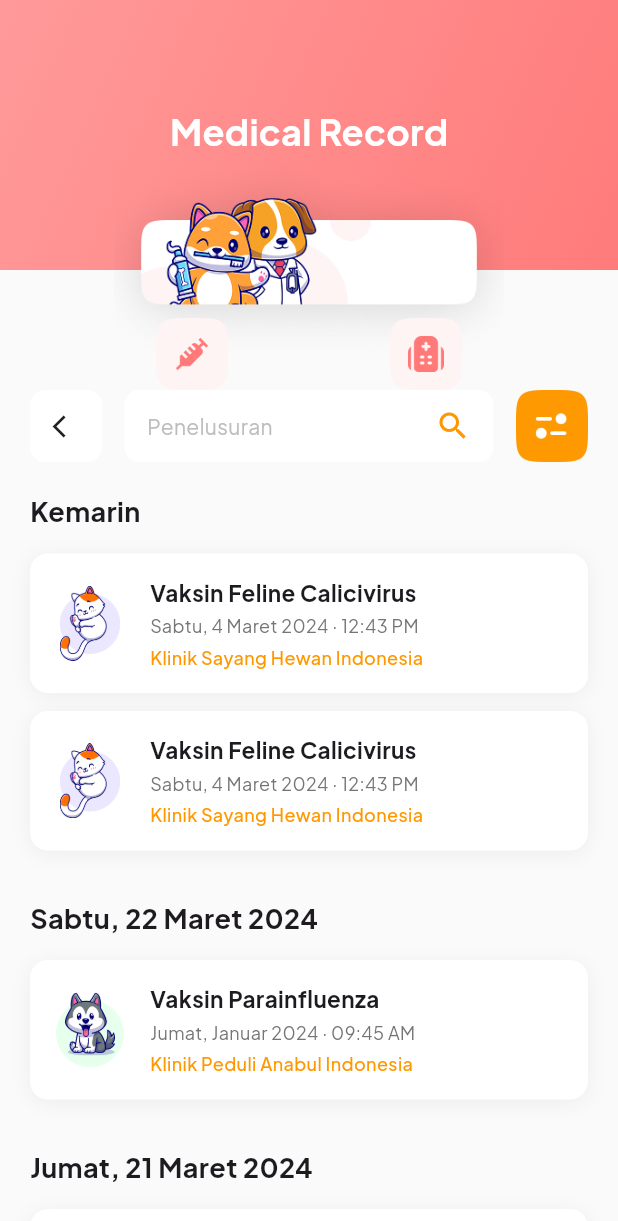
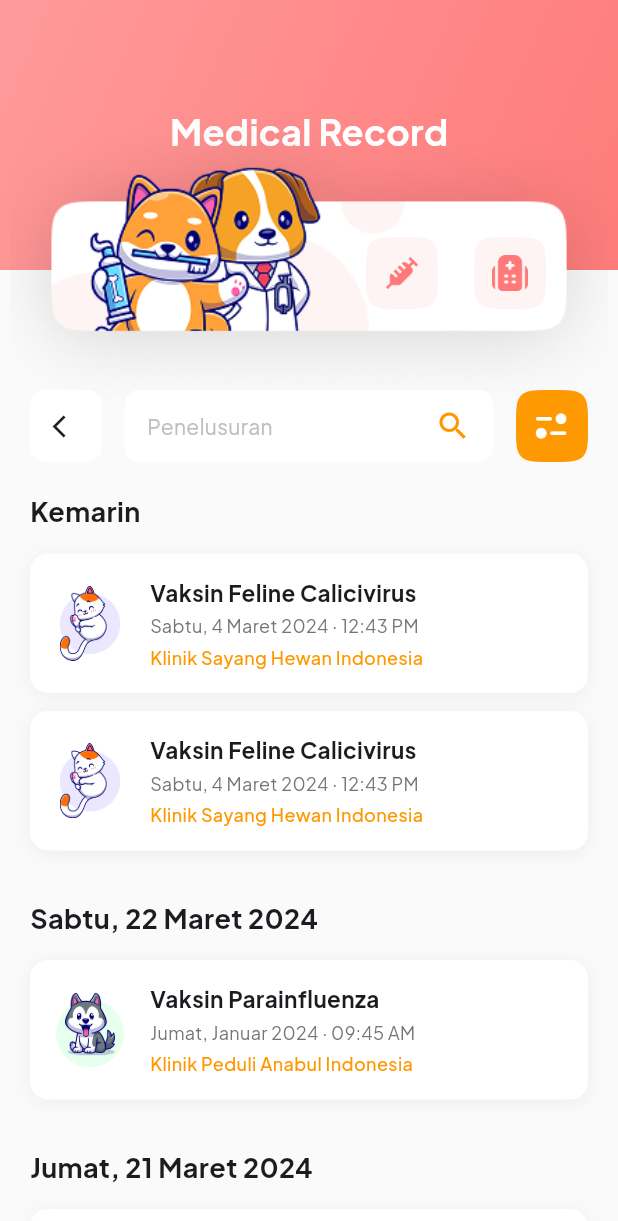
Before and after one commit to nadiaayula/kelompok6_petify, a Flutter app: the screen it shows after launch, on a phone screen of 412 x 824 dp. Shown: the top 1221 px of the screen. Run offline on Flutter 3.47's test engine with Material 3 defaults, Android fonts, the phone set to English and light mode, and no system bars; our stand-ins replace google_fonts.

Commit message:
feat : add vaksinasi 2

```diff
--- a/lib/features/virtual_pet_wellbeings/screens/medical_record_screen.dart
+++ b/lib/features/virtual_pet_wellbeings/screens/medical_record_screen.dart
@@ -40,46 +40,37 @@ class MedicalRecordScreen extends StatelessWidget {
                 ),
               ),
 
-              // Ganti: pet_doctors + tombol terpisah menjadi satu Stack berukuran tetap
+              // Positioned Image pet_doctors (tidak clickable lagi)
               Positioned(
-                top: 60, // atau nilai yang sesuai untuk jarak dari header
-                left: 0,
-                right: 0,
-                child: Center(
-                  child: SizedBox(
-                    width: 260, // atur sesuai lebar gambar pet_doctors
-                    height: 220, // atur sesuai tinggi gambar pet_doctors
-                    child: Stack(
-                      clipBehavior: Clip.none,
-                      children: [
-                        // gambar utama
-                        Positioned.fill(
+                top: 60,
                 child: Image.asset(
                   'assets/pet_doctors.png',
-                            width: 260,
                   height: 220,
-                            fit: BoxFit.contain,
                 ),
               ),
 
-                        // tombol vaksinasi di kiri-bawah relatif terhadap gambar
+              // Add New Buttons (vaksinasi + tambah medical) di atas pet_doctors
               Positioned(
-                          left: 20, // jarak dari sisi kiri gambar (sesuaikan)
-                          bottom: 12, // jarak dari dasar gambar (sesuaikan)
-                          child: Material(
+                top: 150, // sesuaikan untuk posisi vertikal
+                right: 40, // sesuaikan untuk posisi horizontal
+                child: Row(
+                  children: [
+                    Material(
                       color: Colors.transparent,
                       child: InkWell(
-                              onTap: () => Navigator.of(context).push(
+                        onTap: () {
+                          Navigator.of(context).push(
                             MaterialPageRoute(builder: (_) => const AddVaksinScreen()),
-                              ),
+                          );
+                        },
                         borderRadius: BorderRadius.circular(16),
                         child: SizedBox(
-                                width: 64,
+                          width: 64, // area tap lebih besar
                           height: 64,
                           child: Center(
                             child: Image.asset(
                               'assets/vaksinasi.png',
-                                    width: 48,
+                              width: 48, // ukuran gambar lebih besar
                               height: 48,
                               fit: BoxFit.contain,
                             ),
@@ -87,26 +78,25 @@ class MedicalRecordScreen extends StatelessWidget {
                         ),
                       ),
                     ),
-                        ),
 
-                        // tombol add medical di kanan-bawah relatif terhadap gambar
-                        Positioned(
-                          right: 20, // jarak dari sisi kanan gambar (sesuaikan)
-                          bottom: 12,
-                          child: Material(
+                    const SizedBox(width: 8), // jarak lebih rapat
+
+                    Material(
                       color: Colors.transparent,
                       child: InkWell(
-                              onTap: () => Navigator.of(context).push(
+                        onTap: () {
+                          Navigator.of(context).push(
                             MaterialPageRoute(builder: (_) => const AddMedicalRecordScreen()),
-                              ),
+                          );
+                        },
                         borderRadius: BorderRadius.circular(16),
                         child: SizedBox(
-                                width: 64,
+                          width: 64, // area tap lebih besar
                           height: 64,
                           child: Center(
                             child: Image.asset(
                               'assets/add_medical.png',
-                                    width: 48,
+                              width: 48, // ukuran gambar lebih besar
                               height: 48,
                               fit: BoxFit.contain,
                             ),
@@ -114,10 +104,7 @@ class MedicalRecordScreen extends StatelessWidget {
                         ),
                       ),
                     ),
-                        ),
                   ],
-                    ),
-                  ),
                 ),
               ),
             ],
```
Lines whose indentation alone changed are shown as unchanged.
